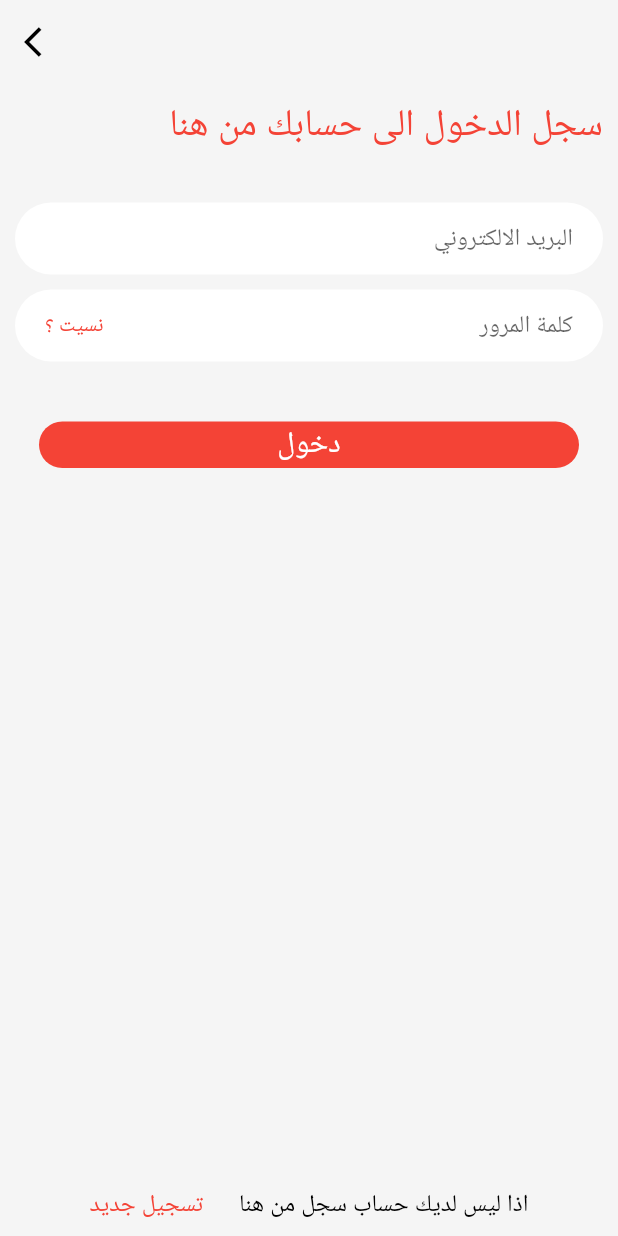
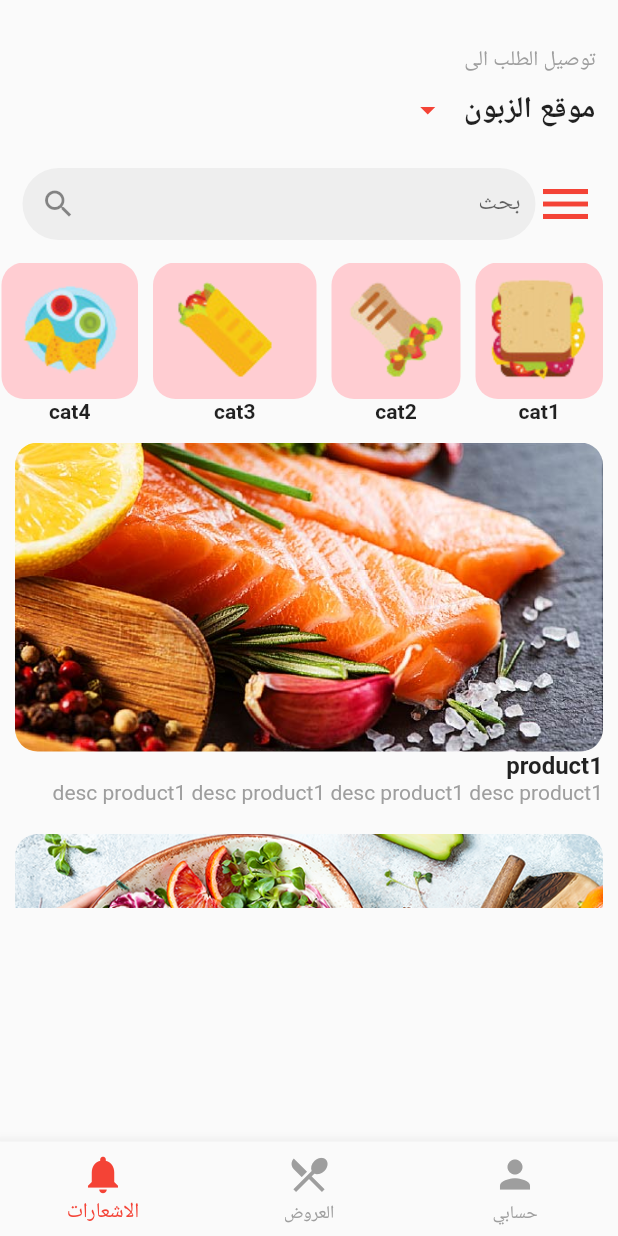
Before and after one commit to thaerhamza/restaurant, a Flutter app: the Login screen opened directly, after a tap on "دخول", on a phone screen of 412 x 824 dp. Run offline on Flutter 3.47's test engine with Material 2 defaults, Android fonts, the phone set to English and light mode, and no system bars; our stand-ins replace font_awesome_flutter, page_indicator, splashscreen.

Commit message:
thaer home

```diff
--- a/lib/pages/account/login.dart
+++ b/lib/pages/account/login.dart
@@ -1,6 +1,7 @@
 import 'package:flutter/material.dart';
 import 'package:restaurant/pages/account/forgetPassword.dart';
 import 'package:restaurant/pages/account/register.dart';
+import 'package:restaurant/pages/home/home.dart';
 
 class Login extends StatefulWidget {
   @override
@@ -96,7 +97,12 @@ class _LoginState extends State<Login> {
                         ),
                       ),
                       MaterialButton(
-                          onPressed: () {},
+                          onPressed: () {
+                            Navigator.push(
+                                context,
+                                MaterialPageRoute(
+                                    builder: (context) => new Home()));
+                          },
                           child: Container(
                             alignment: Alignment.center,
                             width: MediaQuery.of(context).size.width,
--- /dev/null
+++ b/lib/pages/home/home.dart
@@ -0,0 +1,256 @@
+import 'package:flutter/material.dart';
+
+class Home extends StatefulWidget {
+  @override
+  _HomeState createState() => _HomeState();
+}
+
+class _HomeState extends State<Home> {
+  var myarr_product = [
+    {
+      "pro_id": "1",
+      "pro_name": "product1",
+      "pro_desc": "desc product1 desc product1 desc product1 desc product1 ",
+      "pro_image": "images/product/pro1.jpg"
+    },
+    {
+      "pro_id": "2",
+      "pro_name": "product2",
+      "pro_desc": "desc product1 desc product1 desc product1 desc product1 ",
+      "pro_image": "images/product/pro2.jpg"
+    },
+    {
+      "pro_id": "3",
+      "pro_name": "product3",
+      "pro_desc": "desc product1 desc product1 desc product1 desc product1 ",
+      "pro_image": "images/product/pro3.jpg"
+    },
+  ];
+  var myarr_category = [
+    {
+      "cat_id": "1",
+      "cat_name": "cat1",
+      "cat_image": "images/category/cat1.png"
+    },
+    {
+      "cat_id": "2",
+      "cat_name": "cat2",
+      "cat_image": "images/category/cat2.png"
+    },
+    {
+      "cat_id": "3",
+      "cat_name": "cat3",
+      "cat_image": "images/category/cat3.png"
+    },
+    {
+      "cat_id": "4",
+      "cat_name": "cat4",
+      "cat_image": "images/category/cat4.png"
+    },
+    {
+      "cat_id": "5",
+      "cat_name": "cat5",
+      "cat_image": "images/category/cat5.png"
+    },
+    {
+      "cat_id": "6",
+      "cat_name": "cat6",
+      "cat_image": "images/category/cat6.png"
+    },
+    {
+      "cat_id": "7",
+      "cat_name": "cat7",
+      "cat_image": "images/category/cat7.png"
+    },
+  ];
+  @override
+  Widget build(BuildContext context) {
+    return Container(
+      child: Scaffold(
+        body: Directionality(
+          textDirection: TextDirection.rtl,
+          child: Column(
+            children: <Widget>[
+              Container(
+                  alignment: Alignment.bottomRight,
+                  margin: EdgeInsets.only(top: 30.0),
+                  padding: EdgeInsets.only(right: 15.0),
+                  child: Text(
+                    "توصيل الطلب الى",
+                    style: TextStyle(color: Colors.grey),
+                  )),
+              Row(
+                children: <Widget>[
+                  Container(
+                      padding: EdgeInsets.only(right: 15.0),
+                      child: Text(
+                        "موقع الزبون",
+                        style: TextStyle(
+                            fontWeight: FontWeight.bold, fontSize: 20.0),
+                      )),
+                  IconButton(
+                      icon: Icon(
+                        Icons.arrow_drop_down,
+                        color: Colors.red,
+                      ),
+                      onPressed: () {}),
+                ],
+              ),
+              new Container(
+                padding: EdgeInsets.all(15.0),
+                child: Row(
+                  children: <Widget>[
+                    new Icon(
+                      Icons.menu,
+                      color: Colors.red,
+                      size: 40.0,
+                    ),
+                    Expanded(
+                      child: new Container(
+                        margin: EdgeInsets.all(0),
+                        padding: EdgeInsets.only(right: 10),
+                        decoration: BoxDecoration(
+                            color: Colors.grey[200],
+                            borderRadius: BorderRadius.circular(25.0)),
+                        child: new TextField(
+                          decoration: InputDecoration(
+                              border: InputBorder.none,
+                              hintText: "بحث",
+                              suffixIcon: Icon(Icons.search)),
+                        ),
+                      ),
+                    ),
+                  ],
+                ),
+              ),
+              new Container(
+                width: MediaQuery.of(context).size.width,
+                height: 110.0,
+                child: ListView.builder(
+                    scrollDirection: Axis.horizontal,
+                    itemCount: myarr_category.length,
+                    itemBuilder: (BuildContext context, int index) {
+                      return SingleCategory(
+                          cat_id: myarr_category[index]["cat_id"],
+                          cat_image: myarr_category[index]["cat_image"],
+                          cat_name: myarr_category[index]["cat_name"]);
+                    }),
+              ),
+              new Container(
+                height: 320.0,
+                width: MediaQuery.of(context).size.width,
+                child: ListView.builder(
+                    itemCount: myarr_product.length,
+                    itemBuilder: (BuildContext context, int index) {
+                      return SingleProduct(
+                        pro_id: myarr_product[index]["pro_id"],
+                        pro_image: myarr_product[index]["pro_image"],
+                        pro_name: myarr_product[index]["pro_name"],
+                        pro_desc: myarr_product[index]["pro_desc"],
+                      );
+                    }),
+              ),
+            ],
+          ),
+        ),
+        bottomNavigationBar: BottomNavigationBar(
+            currentIndex: 0,
+            selectedItemColor: Colors.red,
+            selectedFontSize: 14,
+            unselectedItemColor: Colors.grey,
+            unselectedFontSize: 12,
+            showSelectedLabels: true,
+            type: BottomNavigationBarType.fixed,
+            items: [
+              BottomNavigationBarItem(
+                icon: Icon(
+                  Icons.notifications,
+                  size: 30.0,
+                ),
+                title: new Text("الاشعارات"),
+              ),
+              BottomNavigationBarItem(
+                icon: Icon(
+                  Icons.restaurant_menu,
+                  size: 30.0,
+                ),
+                title: new Text("العروض"),
+              ),
+              BottomNavigationBarItem(
+                icon: Icon(
+                  Icons.person,
+                  size: 30.0,
+                ),
+                title: new Text("حسابي"),
+              ),
+            ]),
+      ),
+    );
+  }
+}
+
+class SingleProduct extends StatelessWidget {
+  final String pro_id;
+  final String pro_name;
+  final String pro_desc;
+  final String pro_image;
+
+  SingleProduct({this.pro_id, this.pro_name, this.pro_desc, this.pro_image});
+  @override
+  Widget build(BuildContext context) {
+    return new Container(
+      padding: EdgeInsets.all(10.0),
+      child: Column(
+        mainAxisAlignment: MainAxisAlignment.start,
+        crossAxisAlignment: CrossAxisAlignment.start,
+        children: <Widget>[
+          new Container(
+            width: MediaQuery.of(context).size.width,
+            height: MediaQuery.of(context).size.height / 4,
+            decoration: BoxDecoration(
+                borderRadius: BorderRadius.circular(15.0),
+                image: DecorationImage(
+                    fit: BoxFit.cover, image: AssetImage(pro_image))),
+          ),
+          new Text(
+            pro_name,
+            style: TextStyle(fontWeight: FontWeight.bold, fontSize: 16),
+          ),
+          new Text(
+            pro_desc,
+            style: TextStyle(color: Colors.grey),
+          ),
+        ],
+      ),
+    );
+  }
+}
+
+class SingleCategory extends StatelessWidget {
+  final String cat_id;
+  final String cat_name;
+  final String cat_image;
+
+  SingleCategory({this.cat_id, this.cat_name, this.cat_image});
+  @override
+  Widget build(BuildContext context) {
+    return Container(
+      padding: EdgeInsets.only(right: 10.0),
+      child: Column(
+        children: <Widget>[
+          Container(
+            padding: EdgeInsets.all(10.0),
+            decoration: BoxDecoration(
+                borderRadius: BorderRadius.circular(15.0),
+                color: Colors.red[100]),
+            child: Image.asset(cat_image),
+          ),
+          Text(
+            cat_name,
+            style: TextStyle(fontWeight: FontWeight.bold),
+          ),
+        ],
+      ),
+    );
+  }
+}
--- a/lib/pages/tips/tips.dart
+++ b/lib/pages/tips/tips.dart
@@ -1,6 +1,7 @@
 import 'package:flutter/material.dart';
 import 'package:font_awesome_flutter/font_awesome_flutter.dart';
 import 'package:page_indicator/page_indicator.dart';
+import 'package:restaurant/pages/account/login.dart';
 import 'package:restaurant/pages/account/register.dart';
 
 import 'package:restaurant/pages/config.dart';
@@ -39,6 +40,10 @@ class _TipsState extends State<Tips> {
             alignment: Alignment.bottomRight,
             padding: EdgeInsets.only(top: 40.0, right: 30.0),
             child: GestureDetector(
+              onTap: () {
+                Navigator.push(
+                    context, MaterialPageRoute(builder: (context) => Login()));
+              },
               child: Text(
                 "دخول",
                 style: TextStyle(fontSize: 22.0, color: Colors.red),
```
Also changed, not shown: pubspec.yaml (+12 -1 lines), images/category/cat1.png (added), images/category/cat10.png (added), images/category/cat2.png (added), images/category/cat3.png (added), images/category/cat4.png (added), images/category/cat5.png (added), images/category/cat6.png (added), images/category/cat7.png (added), images/category/cat8.png (added), images/category/cat9.png (added), images/product/pro1.jpg (added), images/product/pro2.jpg (added), images/product/pro3.jpg (added).
